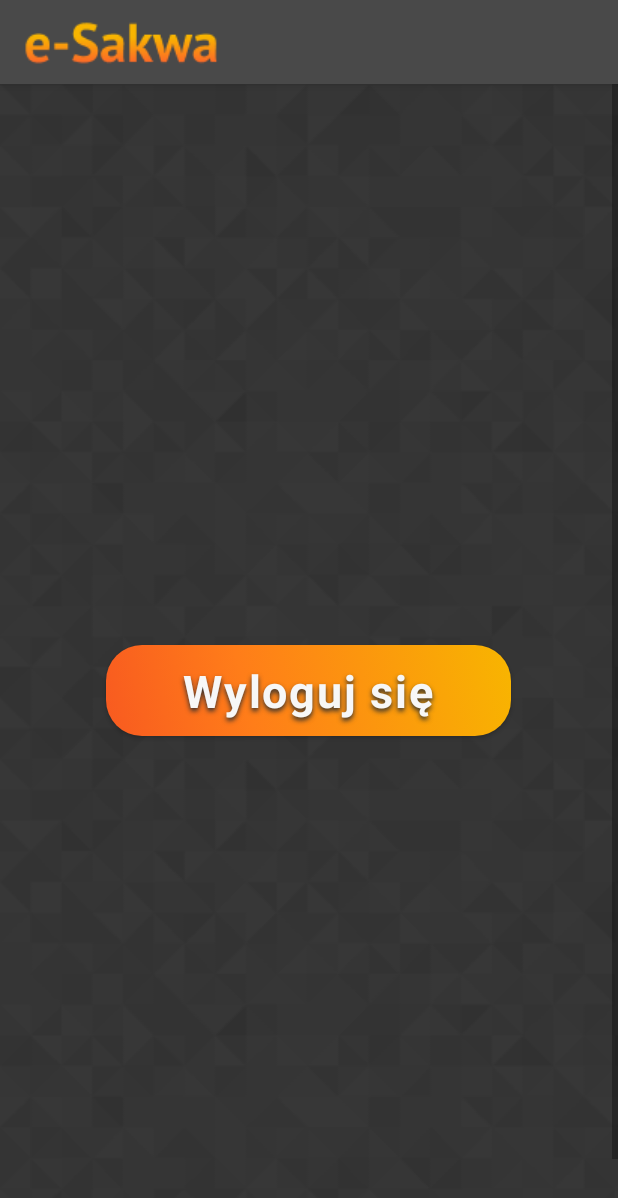
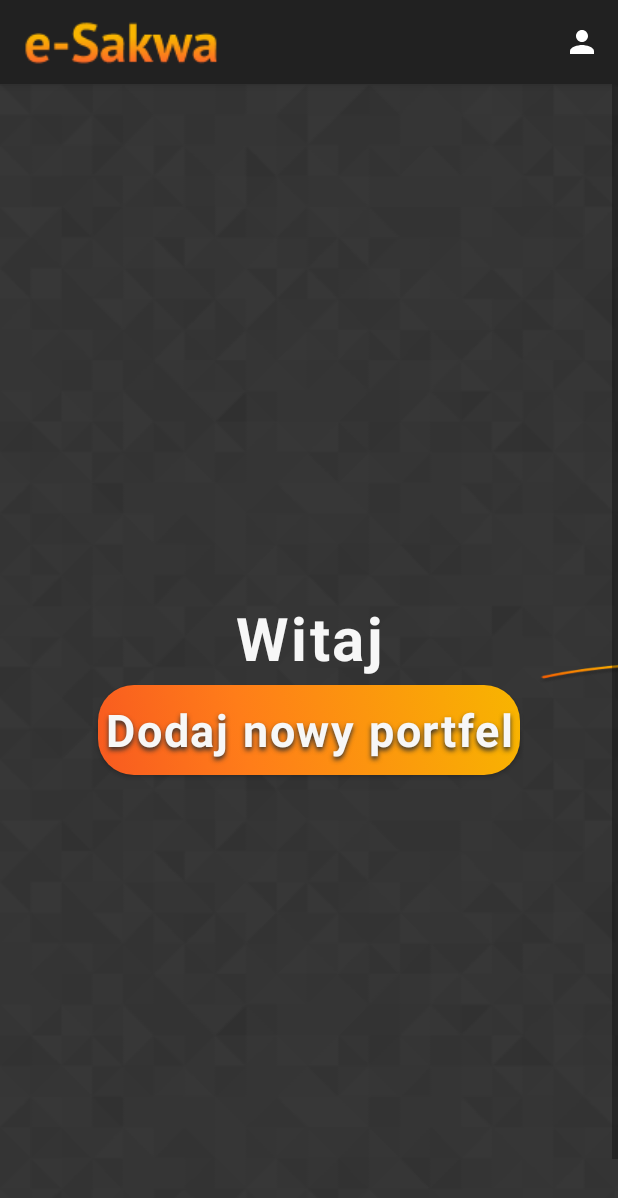
Before and after one commit to kingachwaleba/expense-management-system, an Android app: the MainActivity screen opened directly, with no data from a screen before it, on a phone screen of 412 x 824 dp. Shown: the top 1198 px of the screen. Run offline under Robolectric (Android 15) with nearby library versions, the phone set to English and light mode, and no system bars; network calls fail.

Commit message:
Add menu for logged user

```diff
--- a/mobile/app/build.gradle
+++ b/mobile/app/build.gradle
@@ -35,6 +35,7 @@ dependencies {
     implementation 'androidx.constraintlayout:constraintlayout:2.0.4'
     implementation 'com.android.volley:volley:1.2.0'
     implementation 'org.jetbrains:annotations:15.0'
+    implementation 'androidx.mediarouter:mediarouter:1.2.4'
     testImplementation 'junit:junit:4.13.2'
     androidTestImplementation 'androidx.test.ext:junit:1.1.3'
     androidTestImplementation 'androidx.test.espresso:espresso-core:3.4.0'
--- a/mobile/app/src/main/AndroidManifest.xml
+++ b/mobile/app/src/main/AndroidManifest.xml
@@ -10,7 +10,7 @@
         android:label="eSakwa"
         android:supportsRtl="true"
         android:networkSecurityConfig="@xml/network_security_config"
-        android:theme="@style/Theme.Mobile">
+        android:theme="@style/Custom_Theme">
         <activity android:name=".RegistrationActivity"></activity>
         <activity android:name=".LoginActivity"></activity>
         <activity android:name=".MainActivity">
--- a/mobile/app/src/main/java/com/example/mobile/MainActivity.java
+++ b/mobile/app/src/main/java/com/example/mobile/MainActivity.java
@@ -1,89 +1,86 @@
 package com.example.mobile;
 
+import androidx.annotation.NonNull;
 import androidx.appcompat.app.AppCompatActivity;
-import androidx.fragment.app.FragmentManager;
 import androidx.recyclerview.widget.LinearLayoutManager;
 import androidx.recyclerview.widget.RecyclerView;
 
-import android.app.FragmentTransaction;
-import android.content.Intent;
 import android.os.Bundle;
-import android.view.View;
-import android.widget.Button;
+import android.util.Log;
+import android.view.Menu;
+import android.view.MenuItem;
 import android.widget.TextView;
 
 import com.example.mobile.config.SessionManager;
-import com.example.mobile.model.LoginForm;
 import com.example.mobile.model.Wallet;
-import com.example.mobile.service.UserService;
 import com.example.mobile.service.WalletAdapter;
 import com.example.mobile.service.WalletService;
 
-import java.util.ArrayList;
 import java.util.HashMap;
 import java.util.List;
 
 public class MainActivity extends AppCompatActivity {
 
     SessionManager session;
-    Button logout_btn;
-    TextView login_tv;
     RecyclerView wallet_rv;
-    List<Wallet> myWallets = new ArrayList<>();
+    TextView hello_tv;
 
     @Override
     protected void onCreate(Bundle savedInstanceState) {
         super.onCreate(savedInstanceState);
         setContentView(R.layout.activity_main);
-
         getSupportActionBar().setDisplayShowHomeEnabled(true);
         getSupportActionBar().setLogo(R.drawable.pagename);
         getSupportActionBar().setDisplayUseLogoEnabled(true);
         getSupportActionBar().setDisplayShowTitleEnabled(false);
+        hello_tv = findViewById(R.id.hello_label);
+        wallet_rv = (RecyclerView) findViewById(R.id.wallet_rv);
+        wallet_rv.setLayoutManager(new LinearLayoutManager(MainActivity.this));
+    }
 
-        logout_btn = findViewById(R.id.logout);
-        login_tv = findViewById(R.id.login_tv);
+    @Override
+    public boolean onCreateOptionsMenu(Menu menu){
+        getMenuInflater().inflate(R.menu.menu,menu);
+        return super.onCreateOptionsMenu(menu);
+    }
 
-        // Session class instance
-        session = new SessionManager(getApplicationContext());
-
-        logout_btn.setOnClickListener(new View.OnClickListener() {
     @Override
-            public void onClick(View v) {
+    public boolean onOptionsItemSelected(@NonNull MenuItem item){
+        int id = item.getItemId();
+        if(id == R.id.logout){
             session.logoutUser();
+            return true;
         }
-        });
-
-        wallet_rv = (RecyclerView) findViewById(R.id.wallet_rv);
+        return super.onOptionsItemSelected(item);
     }
 
     @Override
     protected void onStart() {
         super.onStart();
+        session = new SessionManager(getApplicationContext());
         session.checkLogin();
 
+        if (session.isLoggedIn()){
             // get user data from session
             HashMap<String, String> user = session.getUserDetails();
 
-        // name
-//        String login = user.get(SessionManager.KEY_LOGIN);
-//
-//        login_tv.setText(login);
-
+            // get current user login
+            String login = user.get(SessionManager.KEY_LOGIN);
+            hello_tv.setText(getResources().getString(R.string.hello) + " " + login + "!");
             WalletService walletService = new WalletService(MainActivity.this);
 
             walletService.getAll(user.get(SessionManager.KEY_TOKEN), new WalletService.VolleyResponseListener() {
                 @Override
                 public void onError(String message) {
-                System.out.println("dsdsdsEEEd");
+                    Log.d("Error", message);
                 }
 
                 @Override
                 public void onResponse(List<Wallet> wallets) {
                     WalletAdapter walletAdapter = new WalletAdapter(MainActivity.this,wallets);
                     wallet_rv.setAdapter(walletAdapter);
-                wallet_rv.setLayoutManager(new LinearLayoutManager(MainActivity.this));
                 }
             });
         }
     }
+}
--- a/mobile/app/src/main/java/com/example/mobile/RegistrationActivity.java
+++ b/mobile/app/src/main/java/com/example/mobile/RegistrationActivity.java
@@ -71,7 +71,7 @@ public class RegistrationActivity extends AppCompatActivity {
     }
 
     public boolean validatePassword(String s) {
-        if (Pattern.compile("^(?=.*[A-Za-z0-9]$)[A-Za-z][A-Za-z\\d.-]{4,45}$").matcher(s).matches())
+        if (Pattern.compile("^(?=.[a-z])(?=.[A-Z])(?=.*\\d)[a-zA-Z\\d]{8,}$").matcher(s).matches())
             return true;
         else {
             Toast.makeText(RegistrationActivity.this, "Incorrect password!", Toast.LENGTH_LONG).show();
--- a/mobile/app/src/main/java/com/example/mobile/service/WalletAdapter.java
+++ b/mobile/app/src/main/java/com/example/mobile/service/WalletAdapter.java
@@ -1,7 +1,6 @@
 package com.example.mobile.service;
 
 import android.app.Activity;
-import android.content.Context;
 import android.view.LayoutInflater;
 import android.view.View;
 import android.view.ViewGroup;
@@ -34,8 +33,8 @@ public class WalletAdapter extends RecyclerView.Adapter<WalletAdapter.ViewHolder
     public void onBindViewHolder(WalletAdapter.ViewHolder holder, int position) {
         Wallet wallet = mWallet.get(position);
         holder.walletName.setText(wallet.getName());
-        holder.ownerName.setText(wallet.getOwner());
-        holder.numberOfMembers.setText(String.valueOf(wallet.getNumeberOfMembers()));
+        holder.ownerName.setText(mInflater.getContext().getResources().getString(R.string.owner) + " " + wallet.getOwner());
+        holder.numberOfMembers.setText(mInflater.getContext().getResources().getString(R.string.number_of_members) + " " + String.valueOf(wallet.getNumeberOfMembers()));
      //   holder.balance.setText(wallet.getBalance().toString());
 
     }
--- a/mobile/app/src/main/java/com/example/mobile/service/WalletService.java
+++ b/mobile/app/src/main/java/com/example/mobile/service/WalletService.java
@@ -1,12 +1,8 @@
 package com.example.mobile.service;
 
 import android.content.Context;
-import android.util.Log;
-
 import com.android.volley.AuthFailureError;
 import com.android.volley.Request;
-import com.android.volley.Response;
-import com.android.volley.VolleyError;
 import com.android.volley.toolbox.JsonArrayRequest;
 import com.example.mobile.config.MySingleton;
 import com.example.mobile.model.User;
@@ -39,17 +35,12 @@ public class WalletService {
         String url = BASE_URL + "wallets";
 
         List<Wallet> wallets = new ArrayList<>();
-        JsonArrayRequest request = new JsonArrayRequest(Request.Method.GET, url,null, new Response.Listener<JSONArray>() {
-            @Override
-            public void onResponse(JSONArray response) {
-                Log.i("onResponse", response.toString());
-
+        JsonArrayRequest request = new JsonArrayRequest(Request.Method.GET, url,null, response -> {
             try {
             for(int i = 0; i < response.length(); i++){
 
                     String name = "",owner = "",category = "", login = "", status = "";
                     List<User> members = new ArrayList<>();
-                        int numeberOfMembers;
                     name = response.getJSONObject(i).getString("name");
                     category = response.getJSONObject(i).getJSONObject("walletCategory").getString("name");
                     JSONArray membersJson = response.getJSONObject(i).getJSONArray("walletUserSet");
@@ -67,20 +58,13 @@ public class WalletService {
                 e.printStackTrace();
             }
             volleyResponseListener.onResponse(wallets);
-            }
-        }, new Response.ErrorListener() {
-            @Override
-            public void onErrorResponse(VolleyError error) {
-                volleyResponseListener.onError("Something went wrong");
-            }
-        }) {
+        }, error -> volleyResponseListener.onError("Something went wrong")) {
             @Override
             public Map<String, String> getHeaders() throws AuthFailureError {
                 Map<String, String> headers = new HashMap<>();
                 headers.put("Authorization", "Bearer " + accesstoken);
                 return headers;
             }
-
         };
         MySingleton.getInstance(context).addToRequestQueue(request);
     }
--- a/mobile/app/src/main/res/drawable/button_normal.xml
+++ b/mobile/app/src/main/res/drawable/button_normal.xml
@@ -12,9 +12,9 @@
         android:type="linear"
         />
     <padding
-        android:left="0dp"
+        android:left="3dp"
         android:top="0dp"
-        android:right="0dp"
+        android:right="3dp"
         android:bottom="0dp"
         />
     <size
--- a/mobile/app/src/main/res/drawable/button_pressed.xml
+++ b/mobile/app/src/main/res/drawable/button_pressed.xml
@@ -12,9 +12,9 @@
         android:type="linear"
         />
     <padding
-        android:left="0dp"
+        android:left="5dp"
         android:top="0dp"
-        android:right="0dp"
+        android:right="5dp"
         android:bottom="0dp"
         />
     <size
--- /dev/null
+++ b/mobile/app/src/main/res/drawable/ic_baseline_person_24.xml
@@ -0,0 +1,10 @@
+<vector xmlns:android="http://schemas.android.com/apk/res/android"
+    android:width="24dp"
+    android:height="24dp"
+    android:viewportWidth="24"
+    android:viewportHeight="24"
+    android:tint="?attr/colorControlNormal">
+  <path
+      android:fillColor="@android:color/white"
+      android:pathData="M12,12c2.21,0 4,-1.79 4,-4s-1.79,-4 -4,-4 -4,1.79 -4,4 1.79,4 4,4zM12,14c-2.67,0 -8,1.34 -8,4v2h16v-2c0,-2.66 -5.33,-4 -8,-4z"/>
+</vector>
--- a/mobile/app/src/main/res/layout/activity_main.xml
+++ b/mobile/app/src/main/res/layout/activity_main.xml
@@ -3,8 +3,6 @@
     android:layout_width="match_parent"
     android:layout_height="match_parent"
     xmlns:app="http://schemas.android.com/apk/res-auto"
-    tools:layout_editor_absoluteX="20dp"
-    tools:layout_editor_absoluteY="731dp"
     xmlns:tools="http://schemas.android.com/tools"
     xmlns:android="http://schemas.android.com/apk/res/android">
 
@@ -15,28 +13,51 @@
         android:gravity="center"
         android:background="@drawable/background">
 
-        <Button
-            android:id="@+id/logout"
-            android:layout_width="wrap_content"
-            android:layout_height="wrap_content"
-            android:background="@drawable/button"
-            android:text="@string/logout"
-            android:textAppearance="@style/button_style"
-            android:textColor="@color/light_gray"
-            app:backgroundTint="@null" />
+        <androidx.constraintlayout.widget.ConstraintLayout
+            android:layout_width="match_parent"
+            android:layout_height="match_parent">
 
-        <TextView
-            android:id="@+id/login_tv"
-            android:layout_width="match_parent"
-            android:layout_height="wrap_content"
-            android:textAppearance="@style/info_label" />
+            <TextView
+                android:id="@+id/hello_label"
+                android:layout_width="wrap_content"
+                android:layout_height="match_parent"
+                android:text="@string/hello"
+                android:textAppearance="@style/label"
+                android:textSize="40sp"
+                app:layout_constraintEnd_toEndOf="parent"
+                app:layout_constraintStart_toStartOf="parent"
+                tools:layout_editor_absoluteY="0dp" />
+
+            <View
+                android:id="@+id/vector"
+                android:layout_width="156dp"
+                android:layout_height="15dp"
+                android:layout_marginTop="43dp"
+                android:background="@drawable/vector_1"
+                android:layout_marginStart="200dp"
+                app:layout_constraintStart_toStartOf="@+id/hello_label"
+                app:layout_constraintTop_toTopOf="@+id/hello_label" />
+
+        </androidx.constraintlayout.widget.ConstraintLayout>
 
         <androidx.recyclerview.widget.RecyclerView
             android:id="@+id/wallet_rv"
             android:layout_width="wrap_content"
             android:layout_height="wrap_content"
-            android:layout_marginHorizontal="20dp"
+            android:layout_marginHorizontal="10dp"
             tools:listitem="@layout/item_wallet">
         </androidx.recyclerview.widget.RecyclerView>
+
+        <Button
+            android:id="@+id/create_wallet_btn"
+            android:layout_width="wrap_content"
+            android:layout_height="wrap_content"
+            android:background="@drawable/button"
+            android:layout_marginBottom="20dp"
+            android:text="@string/new_wallet"
+            android:textAppearance="@style/button_style"
+            android:textColor="@color/light_gray"
+            app:backgroundTint="@null" />
+
     </LinearLayout>
 </ScrollView>
--- /dev/null
+++ b/mobile/app/src/main/res/menu/menu.xml
@@ -0,0 +1,34 @@
+<?xml version="1.0" encoding="utf-8"?>
+<menu
+    android:id="@+id/action_more"
+    android:title=""
+    app:showAsAction="never"
+    xmlns:android="http://schemas.android.com/apk/res/android"
+    xmlns:app="http://schemas.android.com/apk/res-auto">
+        <item
+            android:id="@+id/action_add_contact"
+            android:title="Profil"
+            app:showAsAction="ifRoom"
+            android:icon="@drawable/ic_baseline_person_24">
+            <menu>
+                <item
+                    android:id="@+id/goToWallets"
+                    android:title="Portfele"
+                    app:showAsAction="never"
+                    android:textAppearance="@style/label"
+                    android:textSize="14sp"/>
+                <item
+                    android:id="@+id/goToProfile"
+                    android:title="Profil"
+                    app:showAsAction="never"
+                    android:textAppearance="@style/label"
+                    android:textSize="14sp"/>
+                <item
+                    android:id="@+id/logout"
+                    android:title="Wyloguj"
+                    app:showAsAction="never"
+                    android:textAppearance="@style/label"
+                    android:textSize="14sp"/>
+            </menu>
+       </item>
+</menu>
--- a/mobile/app/src/main/res/values/strings.xml
+++ b/mobile/app/src/main/res/values/strings.xml
@@ -23,4 +23,6 @@
     <string name="number_of_members">Liczba członków:</string>
     <string name="owner">Właściciel:</string>
     <string name="logout">Wyloguj się</string>
+    <string name="hello">Witaj</string>
+    <string name="new_wallet">Dodaj nowy portfel</string>
 </resources>
--- a/mobile/app/src/main/res/values/styles.xml
+++ b/mobile/app/src/main/res/values/styles.xml
@@ -26,7 +26,5 @@
         <item name="backgroundTint">@null</item>
     </style>
 
-    <style name="edit_style">
 
-    </style>
 </resources>
--- a/mobile/app/src/main/res/values/themes.xml
+++ b/mobile/app/src/main/res/values/themes.xml
@@ -13,4 +13,10 @@
         <item name="android:statusBarColor" tools:targetApi="l">?attr/colorPrimaryVariant</item>
         <!-- Customize your theme here. -->
     </style>
+
+    <style name="Custom_Theme" parent="Theme.AppCompat.Light.DarkActionBar">
+        <item name="android:itemBackground">@color/dark_gray</item>
+        <item name="android:textColor">@color/light_gray</item>
+        <item name="android:itemTextAppearance">@style/label</item>
+    </style>
 </resources>
```
Also changed, not shown: mobile/app/src/main/java/com/example/mobile/LoginActivity.java (+3 -9 lines), mobile/app/src/main/java/com/example/mobile/service/UserService.java (+4 -21 lines), mobile/app/src/main/res/drawable/round_box.xml (added, +7 -0 lines), mobile/app/src/main/res/layout/fragment_home.xml (deleted, +0 -13 lines), mobile/app/src/main/res/layout/item_wallet.xml (+11 -52 lines). Lines whose indentation alone changed are shown as unchanged.
